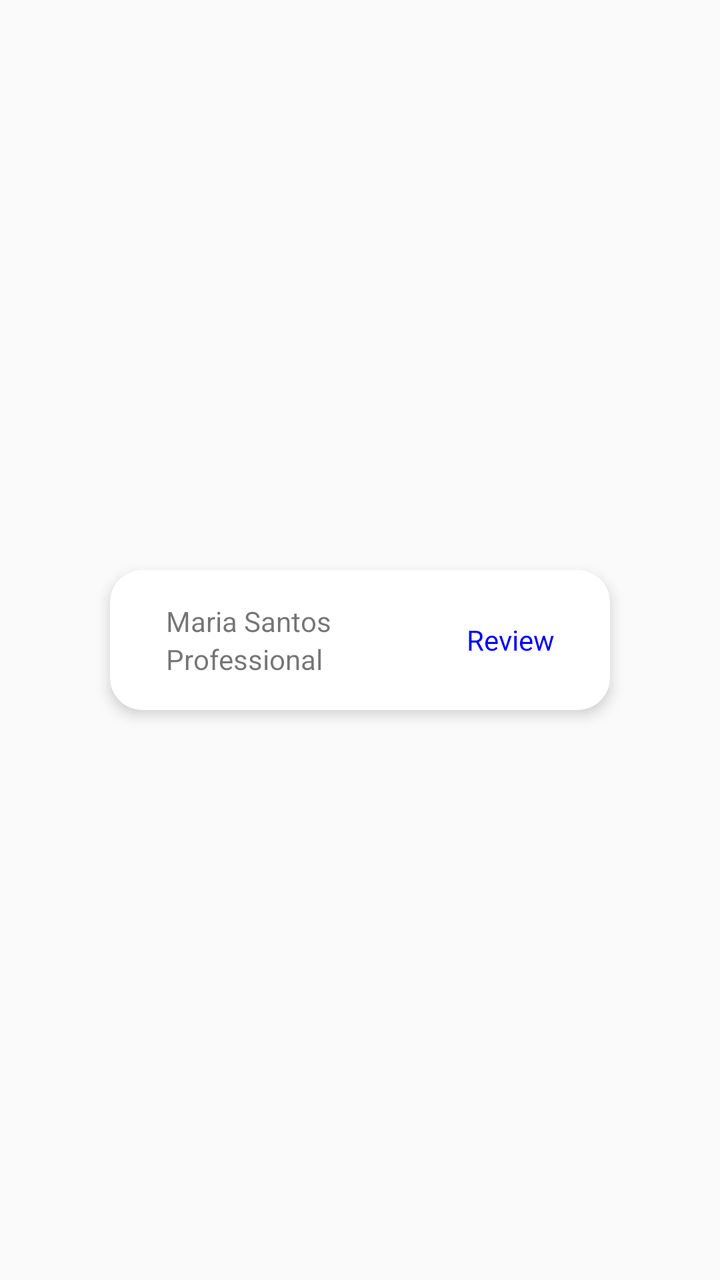
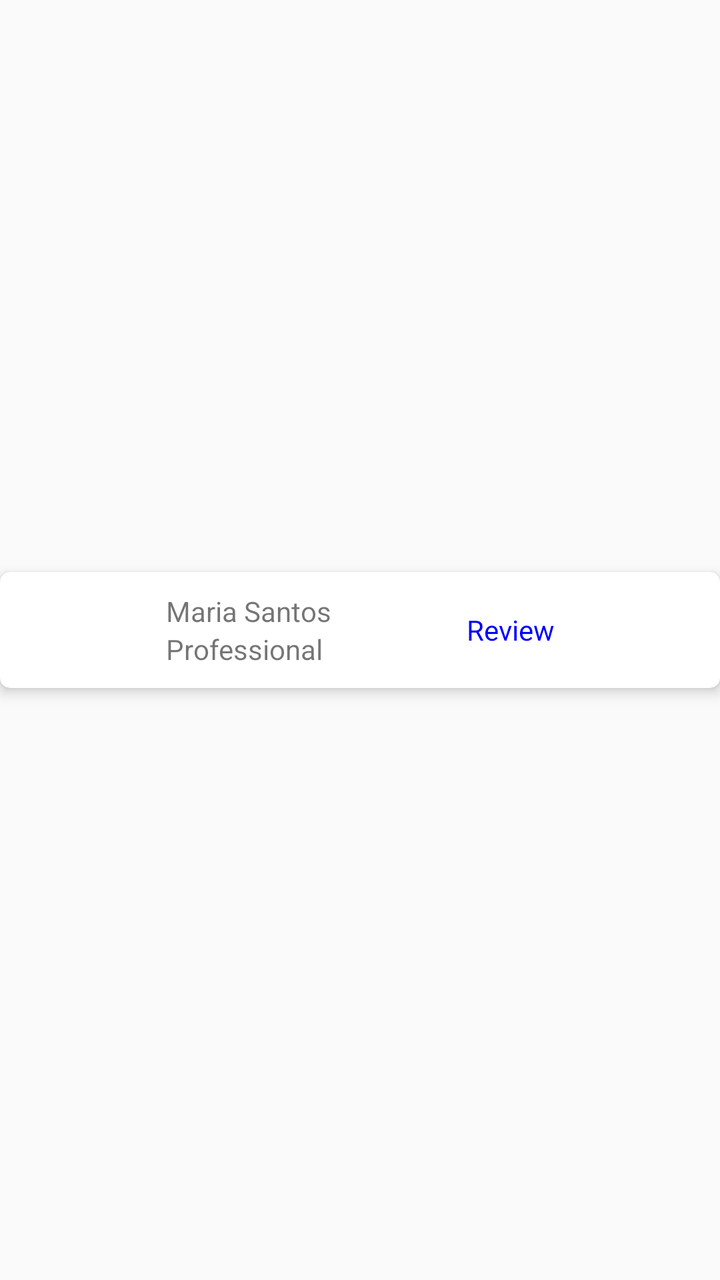

Screens rendered from an Android XML layout before and after an edit, with the pre-edit source and the edit as a unified diff.
<!-- AndroidManifest.xml: application theme Theme.Dormitally -->
<!-- res/layout/pending_item.xml -->
<?xml version="1.0" encoding="utf-8"?>
<LinearLayout xmlns:android="http://schemas.android.com/apk/res/android"
    xmlns:app="http://schemas.android.com/apk/res-auto"
    android:layout_width="match_parent"
    android:layout_height="wrap_content"
    android:gravity="center"
    android:orientation="vertical">

    <androidx.cardview.widget.CardView
        android:layout_width="250dp"
        android:layout_height="70dp"
        app:cardCornerRadius="16dp"
        app:cardElevation="4dp">

        <LinearLayout
            android:layout_width="match_parent"
            android:layout_height="match_parent"
            android:gravity="center"
            android:orientation="horizontal">


            <LinearLayout
                android:layout_width="150dp"
                android:layout_height="wrap_content"
                android:orientation="vertical">

                <TextView
                    android:id="@+id/textView17"
                    android:layout_width="wrap_content"
                    android:layout_height="wrap_content"
                    android:text="Maria Santos" />

                <TextView
                    android:id="@+id/textView18"
                    android:layout_width="wrap_content"
                    android:layout_height="wrap_content"
                    android:text="Professional" />
            </LinearLayout>

            <TextView
                android:id="@+id/textView19"
                android:layout_width="wrap_content"
                android:layout_height="wrap_content"
                android:gravity="right"
                android:text="Review"
                android:textColor=" #0000FF" />
        </LinearLayout>
    </androidx.cardview.widget.CardView>
</LinearLayout>
<!-- resources referenced by this layout -->
<resources>
  <style name="Theme.Dormitally" parent="Base.Theme.Dormitally" />
  <style name="Base.Theme.Dormitally" parent="Theme.AppCompat.Light.NoActionBar">
          
          
      </style>
</resources>

<!-- the commit's change to res/layout/pending_item.xml (unified diff, before → after) -->
@@ -7,16 +7,18 @@
     android:orientation="vertical">
 
     <androidx.cardview.widget.CardView
-        android:layout_width="250dp"
-        android:layout_height="70dp"
-        app:cardCornerRadius="16dp"
+        android:layout_width="match_parent"
+        android:layout_height="wrap_content"
+        android:layout_marginBottom="10dp"
+        app:cardCornerRadius="5dp"
         app:cardElevation="4dp">
 
         <LinearLayout
             android:layout_width="match_parent"
             android:layout_height="match_parent"
             android:gravity="center"
-            android:orientation="horizontal">
+            android:orientation="horizontal"
+            android:padding="10dp">
 
 
             <LinearLayout
@@ -25,20 +27,20 @@
                 android:orientation="vertical">
 
                 <TextView
-                    android:id="@+id/textView17"
+                    android:id="@+id/nameTxt"
                     android:layout_width="wrap_content"
                     android:layout_height="wrap_content"
                     android:text="Maria Santos" />
 
                 <TextView
-                    android:id="@+id/textView18"
+                    android:id="@+id/occupationTxt"
                     android:layout_width="wrap_content"
                     android:layout_height="wrap_content"
                     android:text="Professional" />
             </LinearLayout>
 
             <TextView
-                android:id="@+id/textView19"
+                android:id="@+id/reviewBtn"
                 android:layout_width="wrap_content"
                 android:layout_height="wrap_content"
                 android:gravity="right"
